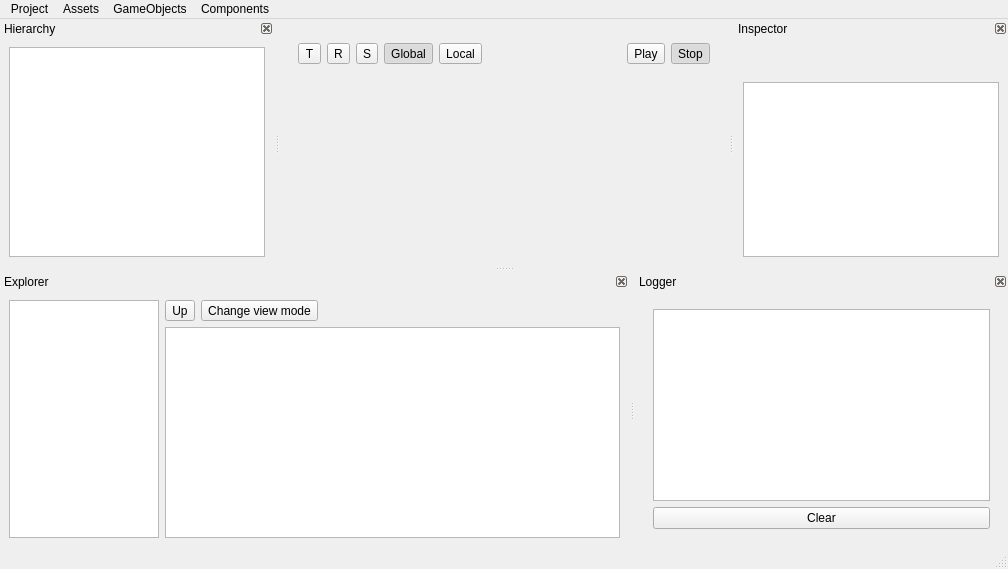
First picture: the form in EngineAssets/EditorWindow.ui, repository Bang3DEngine/OldBang, before the edit.
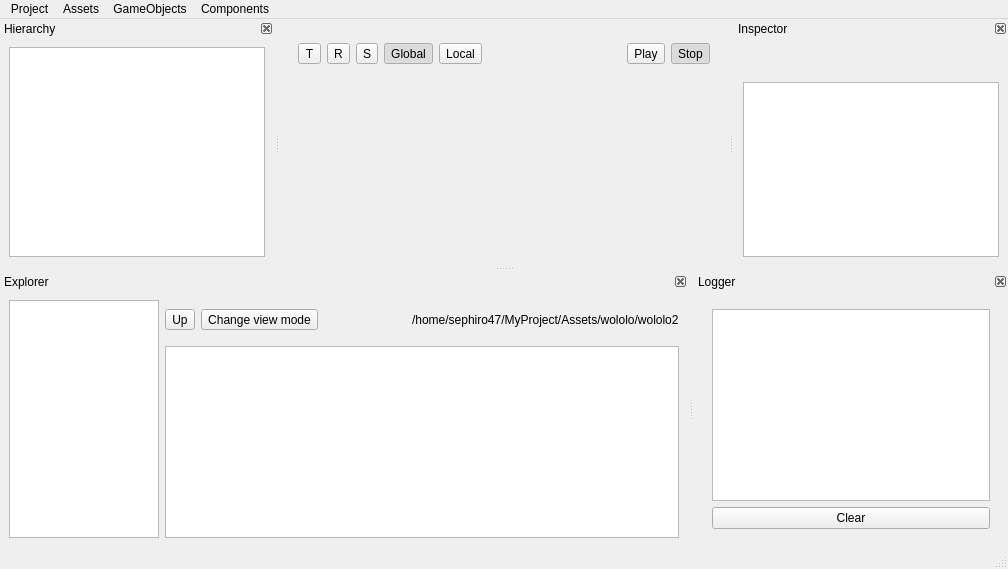
Second picture: the form after the edit. Icons and pictures are not drawn. Custom widgets are drawn as their Qt base class.

The edit to the form file:
```diff
--- a/EngineAssets/EditorWindow.ui
+++ b/EngineAssets/EditorWindow.ui
@@ -464,7 +464,7 @@
   <widget class="QDockWidget" name="dockExplorer">
    <property name="minimumSize">
     <size>
-     <width>493</width>
+     <width>519</width>
      <height>210</height>
     </size>
    </property>
@@ -542,6 +542,16 @@
              </property>
             </spacer>
            </item>
+           <item>
+            <widget class="QLabel" name="labelCurrentPath">
+             <property name="text">
+              <string>/home/sephiro47/MyProject/Assets/wololo/wololo2</string>
+             </property>
+             <property name="textInteractionFlags">
+              <set>Qt::TextSelectableByMouse</set>
+             </property>
+            </widget>
+           </item>
           </layout>
          </item>
          <item>
```
Left out of the diff: 9 changed lines with no effect on the pictures. Lines whose indentation alone changed are shown as unchanged.
